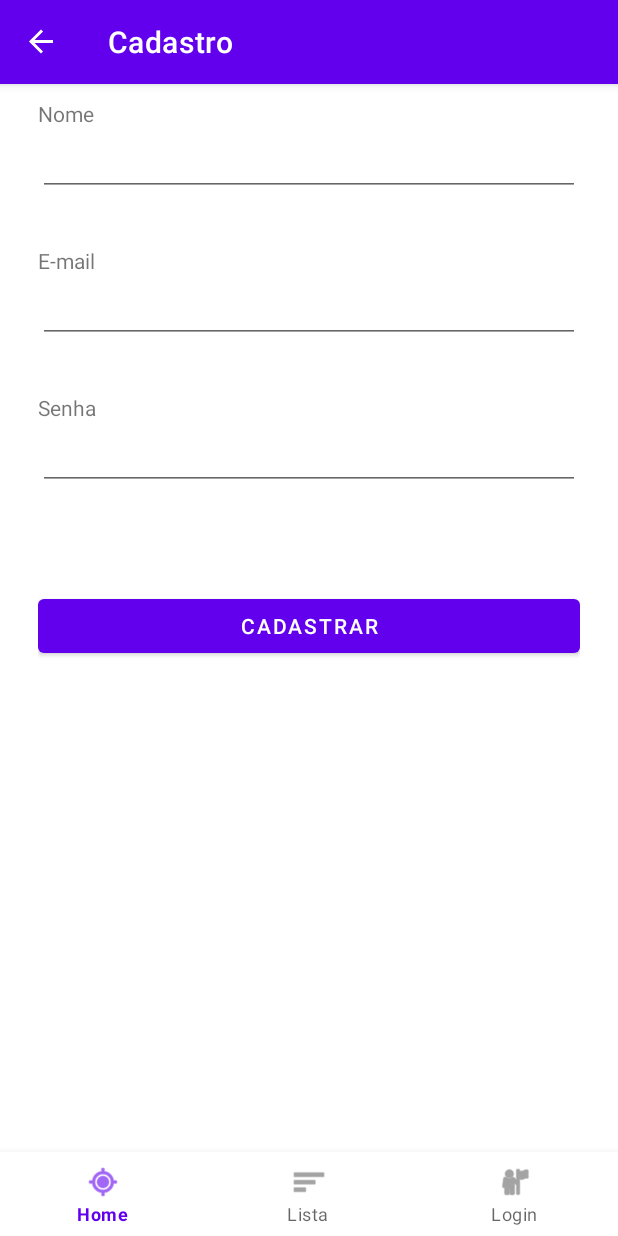
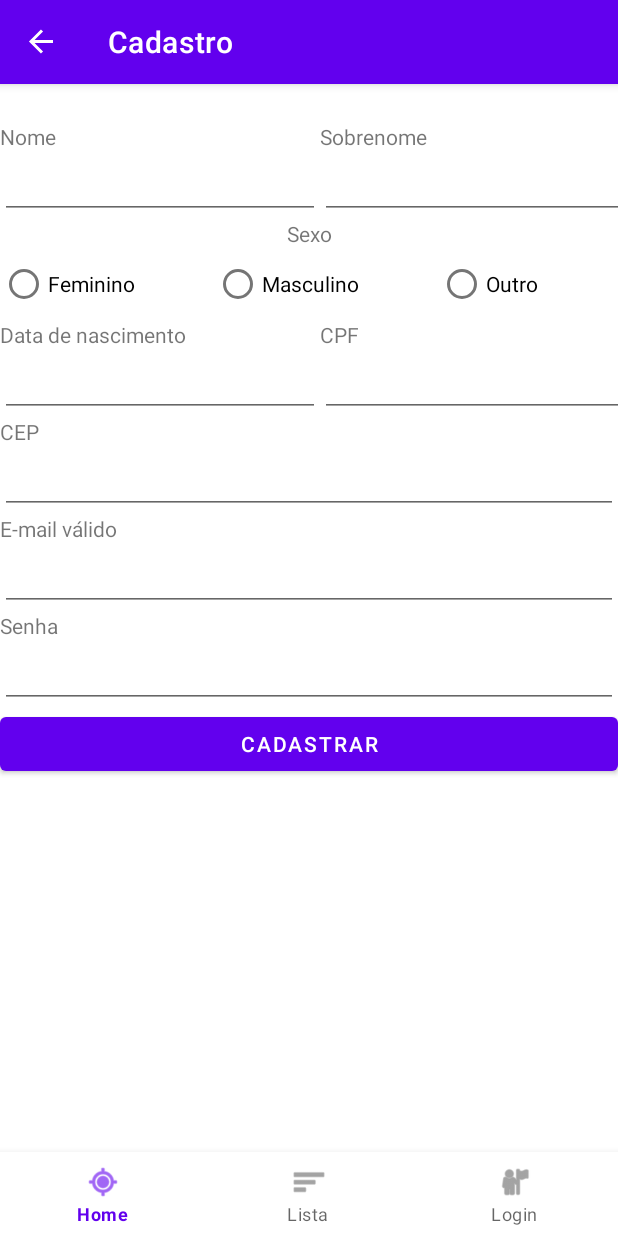
Before and after one commit to marcosbarross/letsGoApp, an Android app: the LoginFragment screen opened through its navigation route, after a tap on "Não tem cadastro? Se inscreva!", on a phone screen of 412 x 824 dp. Run offline under Robolectric (Android 15) with nearby library versions, the phone set to English and light mode, and no system bars; our stand-ins replace navigation-ui.

Commit message:
Adiciona tela de cadastro de usuário

```diff
--- a/app/app/src/main/java/com/example/letsGoApp/models/usuario.kt
+++ b/app/app/src/main/java/com/example/letsGoApp/models/usuario.kt
@@ -4,11 +4,38 @@ import com.google.gson.annotations.SerializedName
 
 data class usuario(
     @SerializedName("nome")
-    var nome : String,
+    val nome: String,
+    @SerializedName("sobrenome")
+    val sobrenome: String,
+    @SerializedName("sexo")
+    val sexo: String,
+    @SerializedName("data_nascimento")
+    val dataNascimento: String,
+    @SerializedName("cep")
+    val cep: String,
+    @SerializedName("endereco")
+    val endereco: String,
+    @SerializedName("cpf")
+    val cpf: String,
+    @SerializedName("senha")
+    val senha: String,
     @SerializedName("email")
-    var email : String,
-    @SerializedName("senha")
-    var senha : String
+    val email: String
+)
+
+data class PontoDeEncontro(
+    @SerializedName("id")
+    val id: Int,
+    @SerializedName("cep")
+    val cep: String,
+    @SerializedName("rua")
+    val rua: String,
+    @SerializedName("numero")
+    val numero: Int,
+    @SerializedName("complemento")
+    val complemento: String?,
+    @SerializedName("atividade")
+    val atividade: String
 )
 
 data class usuarioAuth(
--- /dev/null
+++ b/app/app/src/main/java/com/example/letsGoApp/views/pontos/cadastroPonto.kt
@@ -0,0 +1,60 @@
+package com.example.letsGoApp.views.pontos
+
+import android.os.Bundle
+import androidx.fragment.app.Fragment
+import android.view.LayoutInflater
+import android.view.View
+import android.view.ViewGroup
+import com.example.letsGoApp.R
+
+// TODO: Rename parameter arguments, choose names that match
+// the fragment initialization parameters, e.g. ARG_ITEM_NUMBER
+private const val ARG_PARAM1 = "param1"
+private const val ARG_PARAM2 = "param2"
+
+/**
+ * A simple [Fragment] subclass.
+ * Use the [cadastroPonto.newInstance] factory method to
+ * create an instance of this fragment.
+ */
+class cadastroPonto : Fragment() {
+    // TODO: Rename and change types of parameters
+    private var param1: String? = null
+    private var param2: String? = null
+
+    override fun onCreate(savedInstanceState: Bundle?) {
+        super.onCreate(savedInstanceState)
+        arguments?.let {
+            param1 = it.getString(ARG_PARAM1)
+            param2 = it.getString(ARG_PARAM2)
+        }
+    }
+
+    override fun onCreateView(
+        inflater: LayoutInflater, container: ViewGroup?,
+        savedInstanceState: Bundle?
+    ): View? {
+        // Inflate the layout for this fragment
+        return inflater.inflate(R.layout.fragment_cadastro_ponto, container, false)
+    }
+
+    companion object {
+        /**
+         * Use this factory method to create a new instance of
+         * this fragment using the provided parameters.
+         *
+         * @param param1 Parameter 1.
+         * @param param2 Parameter 2.
+         * @return A new instance of fragment cadastroPonto.
+         */
+        // TODO: Rename and change types and number of parameters
+        @JvmStatic
+        fun newInstance(param1: String, param2: String) =
+            cadastroPonto().apply {
+                arguments = Bundle().apply {
+                    putString(ARG_PARAM1, param1)
+                    putString(ARG_PARAM2, param2)
+                }
+            }
+    }
+}
--- a/app/app/src/main/java/com/example/letsGoApp/views/usuario/CadastroFragment.kt
+++ /dev/null
@@ -1,89 +0,0 @@
-package com.example.letsGoApp.views.usuario
-
-import com.example.letsGoApp.interfaces.UsuariosService
-import android.os.Bundle
-import android.view.LayoutInflater
-import android.view.View
-import android.view.ViewGroup
-import android.widget.Button
-import android.widget.RadioButton
-import android.widget.Toast
-import androidx.appcompat.widget.AppCompatEditText
-import androidx.fragment.app.Fragment
-import androidx.navigation.fragment.findNavController
-import com.example.letsGoApp.controllers.apiUtils
-import com.example.letsGoApp.controllers.apiUtils.Companion.isEmailValid
-import com.example.letsGoApp.controllers.apiUtils.Companion.toSHA256
-import com.example.letsGoApp.models.usuario
-import com.example.letsGoApp.R
-import com.example.letsGoApp.databinding.FragmentCadastroBinding
-import retrofit2.Call
-import retrofit2.Callback
-import retrofit2.Response
-
-class CadastroFragment : Fragment() {
-    private var _binding : FragmentCadastroBinding? = null
-    private val binding get() = _binding!!
-    private lateinit var nomeUsuario : AppCompatEditText
-    private lateinit var emailUsuario : AppCompatEditText
-    private lateinit var senha : AppCompatEditText
-    private lateinit var tipoVeiculoCarro : RadioButton
-    private lateinit var tipoVeiculoMoto : RadioButton
-    private lateinit var botaoCadastro : Button
-
-    override fun onCreateView(
-        inflater: LayoutInflater,
-        container: ViewGroup?,
-        savedInstanceState: Bundle?
-    ): View {
-        _binding = FragmentCadastroBinding.inflate(inflater, container, false)
-        val root: View = binding.root
-
-        nomeUsuario = root.findViewById(R.id.nomeUsuarioInput)
-        emailUsuario = root.findViewById(R.id.emailUsuarioInput)
-        senha = root.findViewById(R.id.senhaUsuarioInput)
-        botaoCadastro = root.findViewById(R.id.cadastrarUsuarioButton)
-        botaoCadastro.setOnClickListener{
-
-            val nome = nomeUsuario.text.toString()
-            val email = emailUsuario.text.toString()
-            val senha = senha.text.toString().toSHA256()
-
-            if (nome.isNotEmpty() && email.isNotEmpty() && senha.isNotEmpty()) {
-                if (isEmailValid(email)){
-                    val novoUsuario = usuario(nome, email, senha)
-
-                    val usuariosService = apiUtils.getRetrofitInstance(apiUtils.getPathString()).create(
-                        UsuariosService::class.java)
-
-                    usuariosService.addUsuario(novoUsuario).enqueue(object : Callback<Void> {
-                        override fun onResponse(call: Call<Void>, response: Response<Void>) {
-                            if (response.isSuccessful) {
-                                findNavController().navigate(R.id.navigation_login)
-                                Toast.makeText(requireContext(), "Cadastro realizado com sucesso!", Toast.LENGTH_SHORT).show()
-                            } else {
-                                Toast.makeText(requireContext(), "Erro ao cadastrar usuário", Toast.LENGTH_SHORT).show()
-                            }
-                        }
-
-                        override fun onFailure(call: Call<Void>, t: Throwable) {
-                            Toast.makeText(requireContext(), "Erro de conexão", Toast.LENGTH_SHORT).show()
-                        }
-                    })
-                }
-                else{
-                    Toast.makeText(requireContext(), "insira um e-mail válido", Toast.LENGTH_SHORT).show()
-                }
-            } else {
-                Toast.makeText(requireContext(), "Todos os campos devem ser preenchidos", Toast.LENGTH_SHORT).show()
-            }
-        }
-
-        return binding.root
-    }
-
-    override fun onDestroyView() {
-        super.onDestroyView()
-        _binding = null
-    }
-}
--- /dev/null
+++ b/app/app/src/main/java/com/example/letsGoApp/views/usuario/cadastroUsuarioFragment.kt
@@ -0,0 +1,60 @@
+package com.example.letsGoApp.views.usuario
+
+import android.os.Bundle
+import androidx.fragment.app.Fragment
+import android.view.LayoutInflater
+import android.view.View
+import android.view.ViewGroup
+import com.example.letsGoApp.R
+
+// TODO: Rename parameter arguments, choose names that match
+// the fragment initialization parameters, e.g. ARG_ITEM_NUMBER
+private const val ARG_PARAM1 = "param1"
+private const val ARG_PARAM2 = "param2"
+
+/**
+ * A simple [Fragment] subclass.
+ * Use the [cadastroUsuarioFragment.newInstance] factory method to
+ * create an instance of this fragment.
+ */
+class cadastroUsuarioFragment : Fragment() {
+    // TODO: Rename and change types of parameters
+    private var param1: String? = null
+    private var param2: String? = null
+
+    override fun onCreate(savedInstanceState: Bundle?) {
+        super.onCreate(savedInstanceState)
+        arguments?.let {
+            param1 = it.getString(ARG_PARAM1)
+            param2 = it.getString(ARG_PARAM2)
+        }
+    }
+
+    override fun onCreateView(
+        inflater: LayoutInflater, container: ViewGroup?,
+        savedInstanceState: Bundle?
+    ): View? {
+        // Inflate the layout for this fragment
+        return inflater.inflate(R.layout.fragment_cadastro_usuario, container, false)
+    }
+
+    companion object {
+        /**
+         * Use this factory method to create a new instance of
+         * this fragment using the provided parameters.
+         *
+         * @param param1 Parameter 1.
+         * @param param2 Parameter 2.
+         * @return A new instance of fragment cadastroUsuario.
+         */
+        // TODO: Rename and change types and number of parameters
+        @JvmStatic
+        fun newInstance(param1: String, param2: String) =
+            cadastroUsuarioFragment().apply {
+                arguments = Bundle().apply {
+                    putString(ARG_PARAM1, param1)
+                    putString(ARG_PARAM2, param2)
+                }
+            }
+    }
+}
--- a/app/app/src/main/res/layout/fragment_cadastro.xml
+++ /dev/null
@@ -1,91 +0,0 @@
-<?xml version="1.0" encoding="utf-8"?>
-<androidx.constraintlayout.widget.ConstraintLayout xmlns:android="http://schemas.android.com/apk/res/android"
-    xmlns:app="http://schemas.android.com/apk/res-auto"
-    xmlns:tools="http://schemas.android.com/tools"
-    android:id="@+id/frameLayout2"
-    android:layout_width="match_parent"
-    android:layout_height="match_parent"
-    tools:context=".views.usuario.CadastroFragment">
-
-    <LinearLayout
-        android:layout_width="match_parent"
-        android:layout_height="match_parent"
-        android:gravity="clip_vertical"
-        android:orientation="vertical"
-        android:paddingLeft="25dp"
-        android:paddingTop="10dp"
-        android:paddingRight="25dp">
-
-        <TextView
-            android:id="@+id/nomeUsuarioLabel"
-            android:layout_width="match_parent"
-            android:layout_height="wrap_content"
-            android:text="Nome" />
-
-        <EditText
-            android:id="@+id/nomeUsuarioInput"
-            android:layout_width="match_parent"
-            android:layout_height="wrap_content"
-            android:ems="10"
-            android:inputType="text" />
-
-        <Space
-            android:layout_width="match_parent"
-            android:layout_height="50px" />
-
-        <TextView
-            android:id="@+id/emailLabel"
-            android:layout_width="match_parent"
-            android:layout_height="wrap_content"
-            android:text="E-mail" />
-
-        <EditText
-            android:id="@+id/emailUsuarioInput"
-            android:layout_width="match_parent"
-            android:layout_height="wrap_content"
-            android:ems="10"
-            android:inputType="textEmailAddress" />
-
-        <Space
-            android:layout_width="match_parent"
-            android:layout_height="50px" />
-
-        <TextView
-            android:id="@+id/senhaLabel"
-            android:layout_width="match_parent"
-            android:layout_height="wrap_content"
-            android:text="Senha" />
-
-        <EditText
-            android:id="@+id/senhaUsuarioInput"
-            android:layout_width="match_parent"
-            android:layout_height="wrap_content"
-            android:ems="10"
-            android:inputType="textPassword" />
-
-        <Space
-            android:layout_width="match_parent"
-            android:layout_height="50px" />
-
-        <Space
-            android:layout_width="match_parent"
-            android:layout_height="50px" />
-
-        <RadioGroup
-            android:id="@+id/tipoVeiculoGroup"
-            android:layout_width="match_parent"
-            android:layout_height="wrap_content"
-            android:orientation="horizontal"/>
-
-        <LinearLayout
-            android:layout_width="match_parent"
-            android:layout_height="wrap_content"
-            android:orientation="horizontal"/>
-
-        <Button
-            android:id="@+id/cadastrarUsuarioButton"
-            android:layout_width="match_parent"
-            android:layout_height="wrap_content"
-            android:text="Cadastrar" />
-    </LinearLayout>
-</androidx.constraintlayout.widget.ConstraintLayout>
--- /dev/null
+++ b/app/app/src/main/res/layout/fragment_cadastro_ponto.xml
@@ -0,0 +1,21 @@
+<?xml version="1.0" encoding="utf-8"?>
+<androidx.constraintlayout.widget.ConstraintLayout xmlns:android="http://schemas.android.com/apk/res/android"
+    xmlns:app="http://schemas.android.com/apk/res-auto"
+    xmlns:tools="http://schemas.android.com/tools"
+    android:id="@+id/frameLayout2"
+    android:layout_width="match_parent"
+    android:layout_height="match_parent"
+    tools:context=".views.pontos.cadastroPonto">
+
+    <!-- TODO: Update blank fragment layout -->
+    <TextView
+        android:id="@+id/textView"
+        android:layout_width="0dp"
+        android:layout_height="0dp"
+        android:text="@string/hello_blank_fragment"
+        app:layout_constraintBottom_toBottomOf="parent"
+        app:layout_constraintEnd_toEndOf="parent"
+        app:layout_constraintStart_toStartOf="parent"
+        app:layout_constraintTop_toTopOf="parent" />
+
+</androidx.constraintlayout.widget.ConstraintLayout>
--- /dev/null
+++ b/app/app/src/main/res/layout/fragment_cadastro_usuario.xml
@@ -0,0 +1,184 @@
+<?xml version="1.0" encoding="utf-8"?>
+<androidx.constraintlayout.widget.ConstraintLayout xmlns:android="http://schemas.android.com/apk/res/android"
+    xmlns:app="http://schemas.android.com/apk/res-auto"
+    xmlns:tools="http://schemas.android.com/tools"
+    android:id="@+id/constraintLayout"
+    android:layout_width="match_parent"
+    android:layout_height="match_parent"
+    tools:context=".views.usuario.cadastroUsuarioFragment">
+
+    <LinearLayout
+        android:layout_width="match_parent"
+        android:layout_height="match_parent"
+        android:orientation="vertical">
+
+        <TableLayout
+            android:layout_width="match_parent"
+            android:layout_height="wrap_content"
+            android:layout_marginTop="25dp">
+
+            <TableRow
+                android:layout_width="match_parent"
+                android:layout_height="match_parent">
+
+                <TextView
+                    android:id="@+id/nomeUsuarioCadastroLabel"
+                    android:layout_width="wrap_content"
+                    android:layout_height="wrap_content"
+                    android:text="Nome" />
+
+                <TextView
+                    android:id="@+id/sobrenomeUsuárioCadastroLabel"
+                    android:layout_width="wrap_content"
+                    android:layout_height="wrap_content"
+                    android:text="Sobrenome" />
+            </TableRow>
+
+            <TableRow
+                android:layout_width="match_parent"
+                android:layout_height="match_parent">
+
+                <EditText
+                    android:id="@+id/nomeCadastroUsuarioInput"
+                    android:layout_width="wrap_content"
+                    android:layout_height="wrap_content"
+                    android:ems="10"
+                    android:inputType="text" />
+
+                <EditText
+                    android:id="@+id/sobrenomeCadastroUsuarioInput"
+                    android:layout_width="wrap_content"
+                    android:layout_height="wrap_content"
+                    android:ems="10"
+                    android:inputType="text" />
+            </TableRow>
+        </TableLayout>
+
+        <TextView
+            android:id="@+id/textView5"
+            android:layout_width="match_parent"
+            android:layout_height="wrap_content"
+            android:text="Sexo"
+            android:textAlignment="center" />
+
+        <RadioGroup
+            android:layout_width="match_parent"
+            android:layout_height="wrap_content"
+            android:orientation="horizontal">
+
+            <RadioButton
+                android:id="@+id/radioButton"
+                android:layout_width="wrap_content"
+                android:layout_height="wrap_content"
+                android:layout_weight="1"
+                android:text="Feminino"
+                android:textAlignment="textStart" />
+
+            <RadioButton
+                android:id="@+id/radioButton2"
+                android:layout_width="wrap_content"
+                android:layout_height="wrap_content"
+                android:layout_weight="1"
+                android:text="Masculino"
+                android:textAlignment="textStart" />
+
+            <RadioButton
+                android:id="@+id/radioButton3"
+                android:layout_width="wrap_content"
+                android:layout_height="wrap_content"
+                android:layout_weight="1"
+                android:text="Outro"
+                android:textAlignment="textStart" />
+        </RadioGroup>
+
+        <TableLayout
+            android:layout_width="match_parent"
+            android:layout_height="wrap_content">
+
+            <TableRow
+                android:layout_width="match_parent"
+                android:layout_height="match_parent">
+
+                <TextView
+                    android:id="@+id/dataNascimentoUsuarioLabel"
+                    android:layout_width="match_parent"
+                    android:layout_height="wrap_content"
+                    android:text="Data de nascimento"
+                    android:textAlignment="viewStart" />
+
+                <TextView
+                    android:id="@+id/textView7"
+                    android:layout_width="wrap_content"
+                    android:layout_height="wrap_content"
+                    android:text="CPF" />
+            </TableRow>
+
+            <TableRow
+                android:layout_width="match_parent"
+                android:layout_height="match_parent">
+
+                <EditText
+                    android:id="@+id/dataNascimentoUsuarioCadastroInput"
+                    android:layout_width="wrap_content"
+                    android:layout_height="wrap_content"
+                    android:layout_gravity="center_horizontal"
+                    android:ems="10"
+                    android:inputType="date" />
+
+                <EditText
+                    android:id="@+id/editTextNumber"
+                    android:layout_width="wrap_content"
+                    android:layout_height="wrap_content"
+                    android:ems="10"
+                    android:inputType="number" />
+            </TableRow>
+
+        </TableLayout>
+
+        <TextView
+            android:id="@+id/cepUsuarioCadastroLabel"
+            android:layout_width="match_parent"
+            android:layout_height="wrap_content"
+            android:text="CEP" />
+
+        <EditText
+            android:id="@+id/editTextNumber2"
+            android:layout_width="match_parent"
+            android:layout_height="wrap_content"
+            android:ems="10"
+            android:inputType="number" />
+
+        <TextView
+            android:id="@+id/EmailUsuarioCadastro"
+            android:layout_width="match_parent"
+            android:layout_height="wrap_content"
+            android:text="E-mail válido" />
+
+        <EditText
+            android:id="@+id/editTextTextEmailAddress"
+            android:layout_width="match_parent"
+            android:layout_height="wrap_content"
+            android:ems="10"
+            android:inputType="textEmailAddress" />
+
+        <TextView
+            android:id="@+id/senhaUsuarioCadastroLabel"
+            android:layout_width="match_parent"
+            android:layout_height="wrap_content"
+            android:text="Senha" />
+
+        <EditText
+            android:id="@+id/senhaUsuarioCadastroInput"
+            android:layout_width="match_parent"
+            android:layout_height="wrap_content"
+            android:ems="10"
+            android:inputType="textPassword" />
+
+        <Button
+            android:id="@+id/buttonCadastroUsuario"
+            android:layout_width="match_parent"
+            android:layout_height="wrap_content"
+            android:text="Cadastrar" />
+
+    </LinearLayout>
+</androidx.constraintlayout.widget.ConstraintLayout>
--- a/app/app/src/main/res/navigation/mobile_navigation.xml
+++ b/app/app/src/main/res/navigation/mobile_navigation.xml
@@ -25,9 +25,9 @@
 
     <fragment
         android:id="@+id/navigation_cadastro"
-        android:name="com.example.letsGoApp.views.usuario.CadastroFragment"
+        android:name="com.example.letsGoApp.views.usuario.cadastroUsuarioFragment"
         android:label="@string/title_cadastro"
-        tools:layout="@layout/fragment_cadastro" />
+        tools:layout="@layout/fragment_cadastro_usuario" />
 
     <fragment
         android:id="@+id/navigation_login"
```
